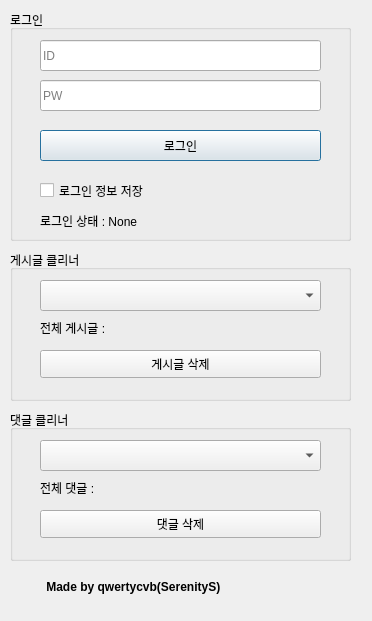
Above: DCCleaner.ui from schema2882/DCCleaner_GUI before the change. Below: the same form after it.
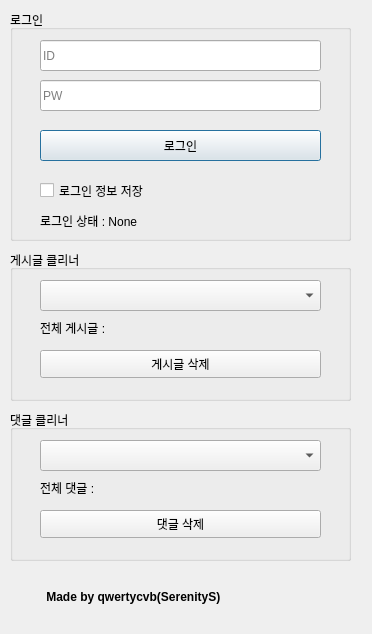
That is the form after the change.

```diff
--- a/DCCleaner.ui
+++ b/DCCleaner.ui
@@ -7,7 +7,7 @@
     <x>0</x>
     <y>0</y>
     <width>372</width>
-    <height>621</height>
+    <height>634</height>
    </rect>
   </property>
   <property name="windowTitle">
@@ -123,7 +123,7 @@
     <property name="geometry">
      <rect>
       <x>30</x>
-      <y>570</y>
+      <y>580</y>
       <width>301</width>
       <height>48</height>
      </rect>
```
